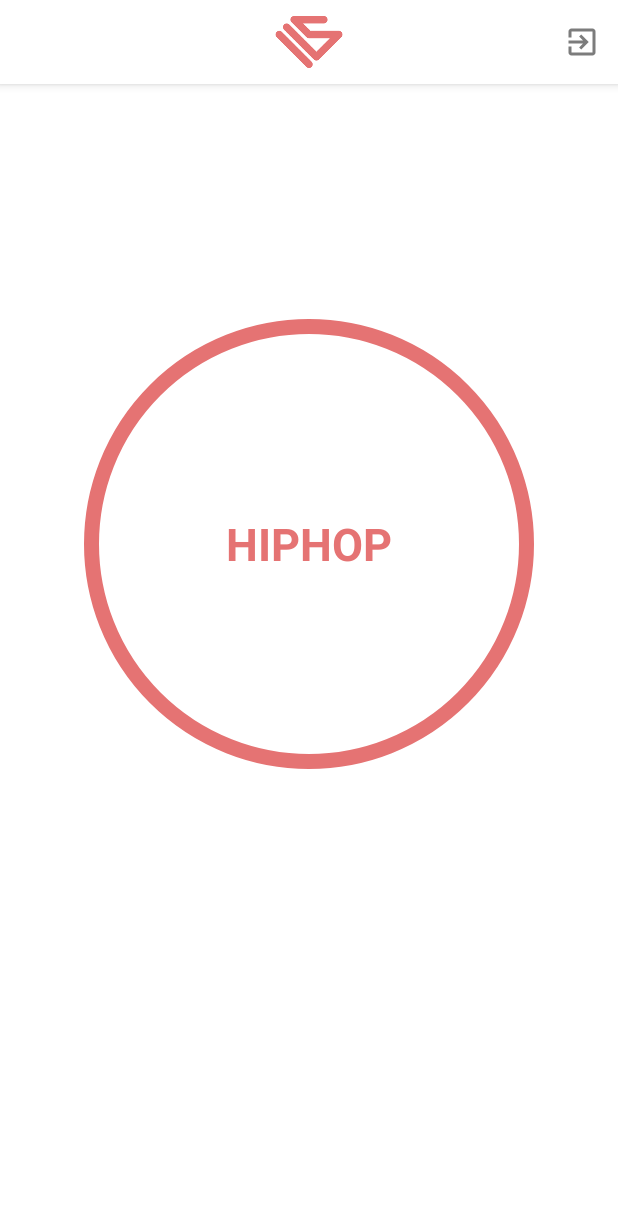
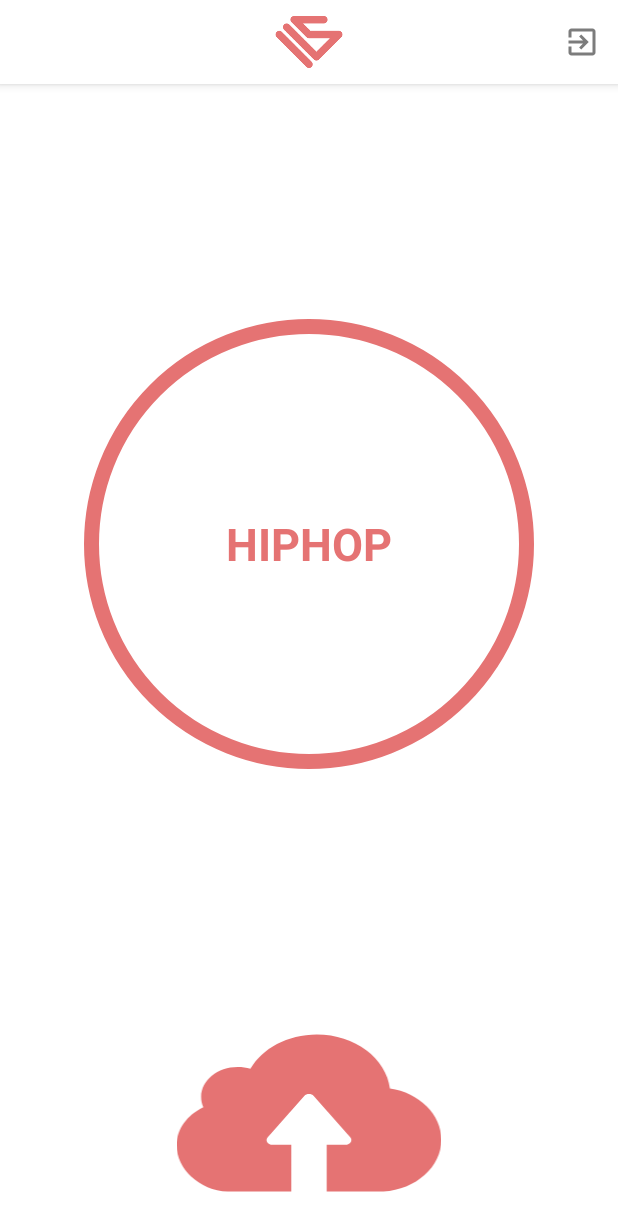
Before and after one commit to sklationd/MADCAMP_PJ3_Client, an Android app: the MainActivity screen opened directly, with no data from a screen before it, on a phone screen of 412 x 824 dp. Shown: the top 1231 px of the screen. Run offline under Robolectric (Android 15) with nearby library versions, the phone set to English and light mode, and no system bars; our stand-ins replace CircleImageView.

Commit message:
유부트스와이프 디자인

```diff
--- a/app/src/main/java/com/example/project3/Main/MainActivity.java
+++ b/app/src/main/java/com/example/project3/Main/MainActivity.java
@@ -16,17 +16,12 @@ import android.view.MotionEvent;
 import android.view.View;
 import android.widget.Toast;
 
-import androidx.annotation.NonNull;
 import androidx.appcompat.app.AppCompatActivity;
 import androidx.appcompat.widget.Toolbar;
 import androidx.viewpager.widget.ViewPager;
 
 import com.example.project3.R;
 import com.example.project3.SplashActivity;
-import com.google.android.gms.tasks.OnCompleteListener;
-import com.google.android.gms.tasks.Task;
-import com.google.firebase.iid.FirebaseInstanceId;
-import com.google.firebase.iid.InstanceIdResult;
 import com.google.firebase.messaging.FirebaseMessaging;
 
 import java.util.ArrayList;
--- /dev/null
+++ b/app/src/main/res/drawable/upload.xml
@@ -0,0 +1,12 @@
+<?xml version="1.0" encoding="utf-8"?>
+<vector xmlns:android="http://schemas.android.com/apk/res/android"
+    android:width="600dp"
+    android:height="489.4dp"
+    android:viewportWidth="489.4"
+    android:viewportHeight="489.4"
+    android:fillColor="@color/colorAccent">
+
+    <path
+        android:fillColor="@color/colorAccent"
+        android:pathData="M382.4,422.75h-79.1H282h-4.6v-106.1h34.7c8.8,0,14-10,8.8-17.2l-67.5-93.4c-4.3-6-13.2-6-17.5,0l-67.5,93.4 c-5.2,7.2-0.1,17.2,8.8,17.2h34.7v106.1h-4.6H186H94.3c-52.5-2.9-94.3-52-94.3-105.2c0-36.7,19.9-68.7,49.4-86 c-2.7-7.3-4.1-15.1-4.1-23.3c0-37.5,30.3-67.8,67.8-67.8c8.1,0,15.9,1.4,23.2,4.1c21.7-46,68.5-77.9,122.9-77.9 c70.4,0.1,128.4,54,135,122.7c54.1,9.3,95.2,59.4,95.2,116.1C489.4,366.05,442.2,418.55,382.4,422.75z" />
+</vector>
--- a/app/src/main/res/layout/activity_main.xml
+++ b/app/src/main/res/layout/activity_main.xml
@@ -48,6 +48,12 @@
         android:orientation="horizontal"
         android:clickable="true">
 
+        <ImageView
+            android:layout_width="wrap_content"
+            android:layout_height="wrap_content"
+            android:layout_marginBottom="10dp"
+            android:src="@drawable/upload"/>
+
     </LinearLayout>
 
 
--- a/app/src/main/res/layout/video_item.xml
+++ b/app/src/main/res/layout/video_item.xml
@@ -121,13 +121,13 @@
             android:textSize="17dp"
             android:textStyle="bold"
             android:layout_marginLeft="5dp"
-            android:layout_marginBottom="5dp" />
+            android:layout_marginBottom="3dp" />
         <TextView
             android:id="@+id/createdat"
             android:layout_width="wrap_content"
             android:layout_height="wrap_content"
             android:text="Created at"
-            android:textSize="10dp"
+            android:textSize="9dp"
             android:layout_marginLeft="5dp"
             android:layout_marginBottom="10dp" />
     </LinearLayout>
```
